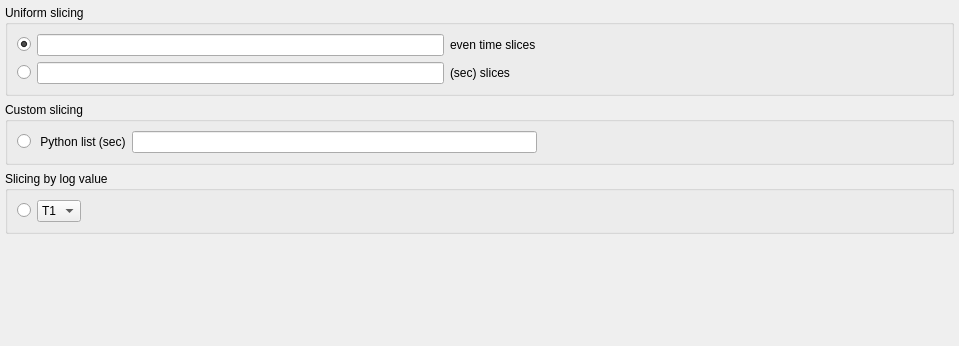
Above: MantidQt/CustomInterfaces/inc/MantidQtCustomInterfaces/Reflectometry/ReflEventWidget.ui from mantidproject/mantid before the change. Below: the same form after it.
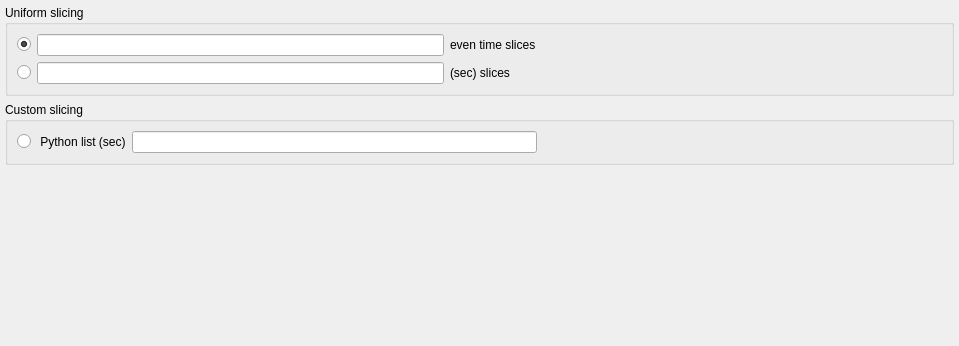
That is the form after the change.

Patch:
```diff
--- a/MantidQt/CustomInterfaces/inc/MantidQtCustomInterfaces/Reflectometry/ReflEventWidget.ui
+++ b/MantidQt/CustomInterfaces/inc/MantidQtCustomInterfaces/Reflectometry/ReflEventWidget.ui
@@ -153,44 +153,6 @@
           </layout>
         </widget>
       </item>
-      <item>
-        <widget class="QGroupBox" name="logValueGroup">
-          <property name="title">
-            <string>Slicing by log value</string>
-          </property>
-          <layout class="QHBoxLayout" name="logValueLayout">
-            <item>
-              <widget class="QRadioButton" name="logValueButton">
-                <attribute name="buttonGroup">
-                  <string notr="true">slicingOptionsButtonGroup</string>
-                </attribute>
-              </widget>
-            </item>
-            <item>
-              <widget class="QComboBox" name="logValueComboBox">
-                <item>
-                  <property name="text">
-                    <string>T1</string>
-                  </property>
-                </item>
-              </widget>
-            </item>
-            <item>
-              <spacer name="logValueSpacer">
-                <property name="orientation">
-                  <enum>Qt::Horizontal</enum>
-                </property>
-                <property name="sizeHint" stdset="0">
-                  <size>
-                    <width>20</width>
-                    <height>20</height>
-                  </size>
-                </property>
-              </spacer>
-            </item>
-          </layout>
-        </widget>
-      </item>
       <item>
         <spacer name="verticalSpacer">
           <property name="orientation">
```
